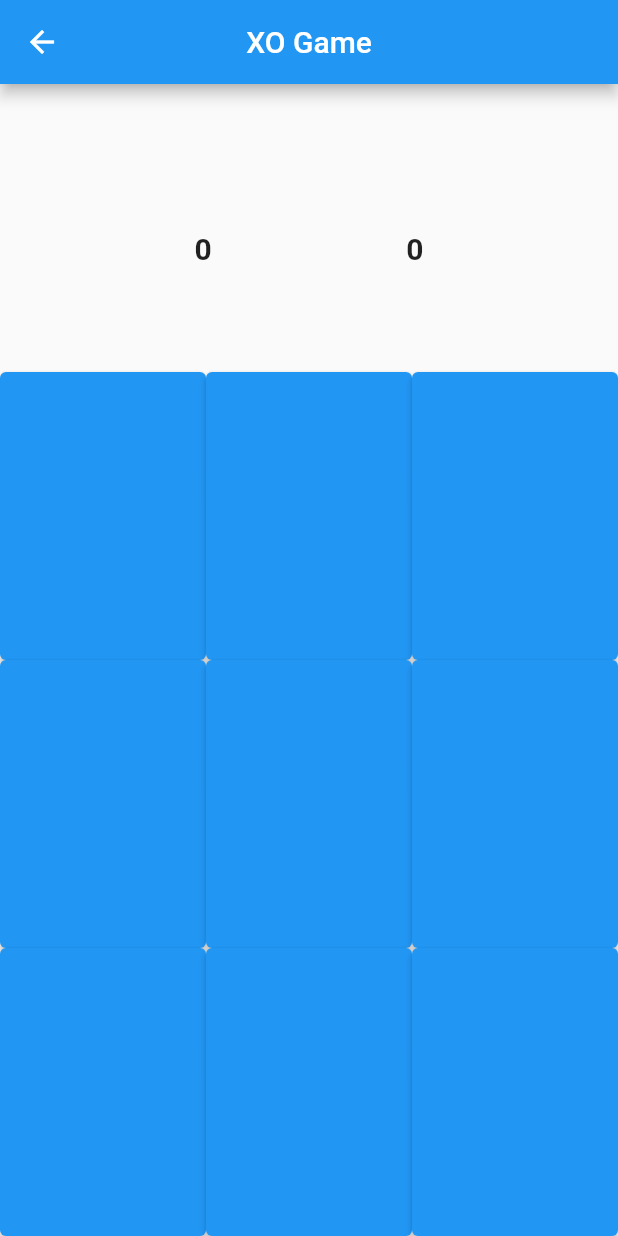
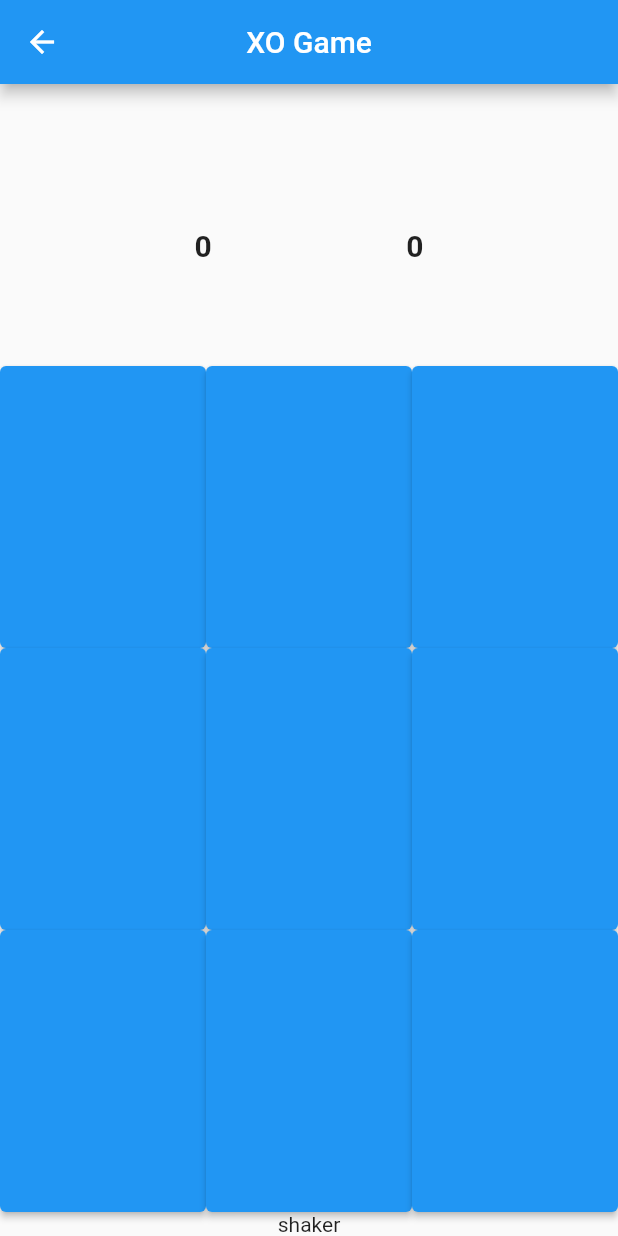
Before and after one commit to shakershalan/test_repository, a Flutter app: the screen it shows after launch, after a tap on "Let’s play", on a phone screen of 412 x 824 dp. Run offline on Flutter 3.47's test engine with Material 2 defaults, Android fonts, the phone set to English and light mode, and no system bars.

Commit message:
project end last finally

```diff
--- a/lib/xo.dart
+++ b/lib/xo.dart
@@ -1,4 +1,5 @@
 import 'package:flutter/material.dart';
+
 import 'button_xo.dart';
 
 class XoApp extends StatefulWidget{
@@ -79,16 +80,27 @@ class _XoAppState extends State<XoApp> {
                 ],
               ) ),
           Expanded(
-              child:Row(
-                crossAxisAlignment:  CrossAxisAlignment.stretch,
-
-                children: [
-                  ButtonXo(text:textList[6] ,onButtonClicked:onButtonClicked ,index: 6,),
-                  ButtonXo(text:textList[7] ,onButtonClicked:onButtonClicked ,index: 7,),
-                  ButtonXo(text:textList[8] ,onButtonClicked:onButtonClicked ,index: 8,),
-
-                ],
-              ) ),
+              child: Row(
+            crossAxisAlignment: CrossAxisAlignment.stretch,
+            children: [
+              ButtonXo(
+                text: textList[6],
+                onButtonClicked: onButtonClicked,
+                index: 6,
+              ),
+              ButtonXo(
+                text: textList[7],
+                onButtonClicked: onButtonClicked,
+                index: 7,
+              ),
+              ButtonXo(
+                text: textList[8],
+                onButtonClicked: onButtonClicked,
+                index: 8,
+              ),
+            ],
+          )),
+          Text('shaker'),
         ],
       ),
     );
```
